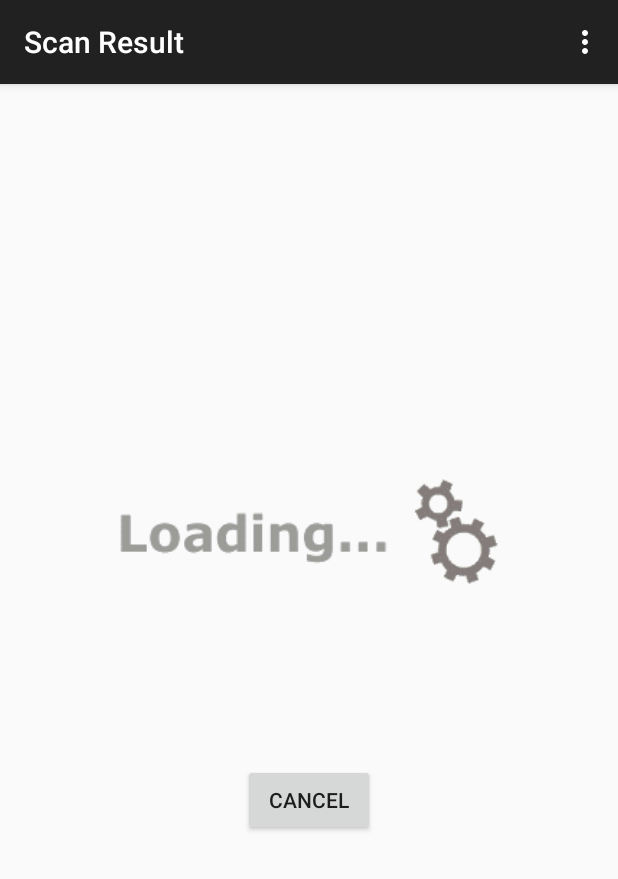
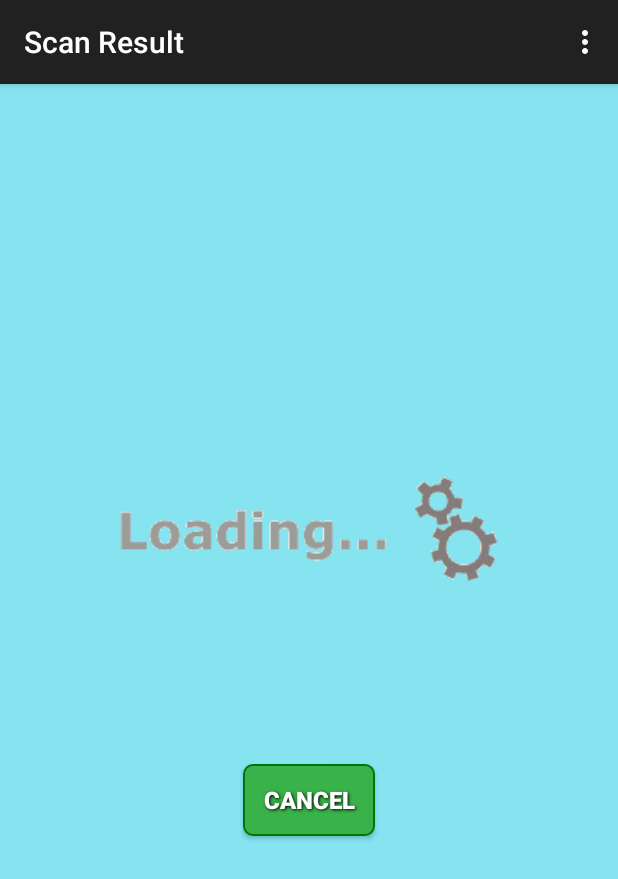
Before and after one commit to RecyclopsTeam/Recyclops, an Android app: the ScanActivity screen opened directly, with no data from a screen before it, on a phone screen of 412 x 824 dp. Shown: the top 879 px of the screen. Run offline under Robolectric (Android 15) with nearby library versions, the light colour scheme and no system bars; our stand-ins replace Picasso; pictures from the network do not load.

Commit message:
Loading Screen updated to fit app style

```diff
--- a/T4T/app/src/main/res/layout/activity_scan.xml
+++ b/T4T/app/src/main/res/layout/activity_scan.xml
@@ -1,7 +1,8 @@
 <FrameLayout xmlns:android="http://schemas.android.com/apk/res/android"
     xmlns:tools="http://schemas.android.com/tools" android:id="@+id/container"
     android:layout_width="match_parent" android:layout_height="match_parent"
-    tools:context="com.example.djdonahu.t4t.ScanActivity" tools:ignore="MergeRootFrame" >
+    tools:context="com.example.djdonahu.t4t.ScanActivity" tools:ignore="MergeRootFrame"
+    android:background="#ff86e3f0">
 
     <ImageView
         android:layout_width="match_parent"
--- a/T4T/app/src/main/res/layout/scan_loading.xml
+++ b/T4T/app/src/main/res/layout/scan_loading.xml
@@ -5,7 +5,8 @@
     android:layout_width="fill_parent"
     android:layout_height="fill_parent"
     xmlns:android="http://schemas.android.com/apk/res/android"
-    android:weightSum="1">
+    android:weightSum="1"
+    android:background="#ff86e3f0">
 
     <pl.droidsonroids.gif.GifImageView
         android:layout_width="276dp"
@@ -22,6 +23,9 @@
         android:layout_height="wrap_content"
         android:text="Cancel"
         android:id="@+id/button"
+        android:background="@drawable/red_button"
+        style="@style/button_text"
+        android:textSize="16dp"
         android:layout_gravity="center_horizontal"
         android:onClick="onCancelClick" />
 
```
